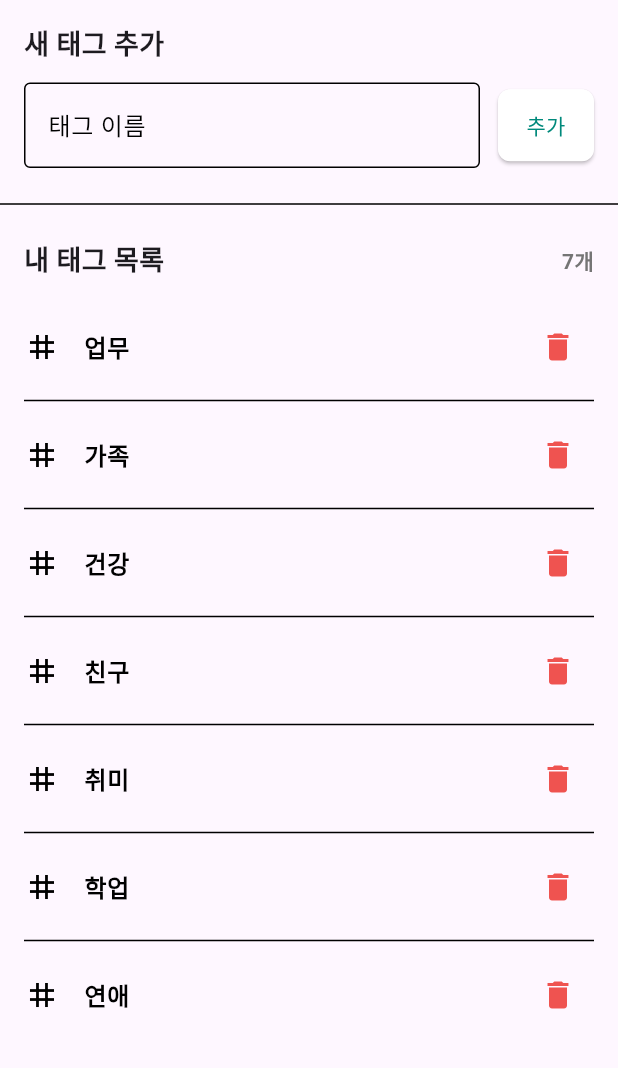
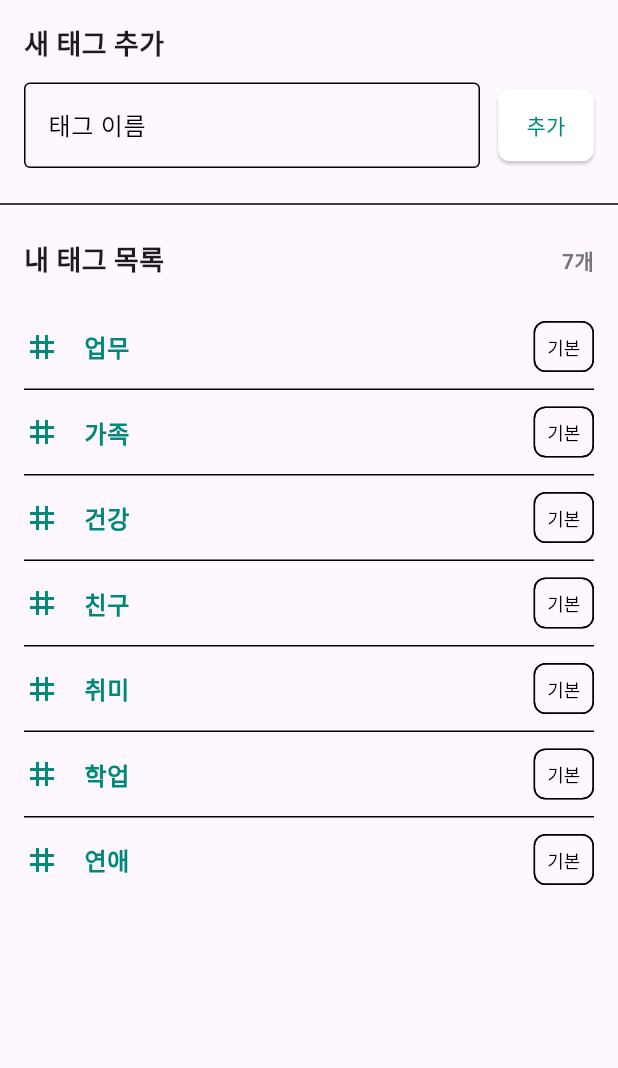
Before and after one commit to sungh7/emotion-quest, a Flutter app: the screen it shows after launch, after a tap on "태그 관리", on a phone screen of 412 x 824 dp, the part 84-1152 px from its top. Run offline on Flutter 3.47's test engine with Material 3 defaults, Android fonts, the phone set to English and light mode, and no system bars; our stand-ins replace cloud_firestore, firebase_auth, firebase_core, fl_chart, image_picker, shared_preferences and 1 more; missing offline and left inert: dart:js, dart:js_util; accounts and stored records are empty.

Commit message:
태그 기능 및 다크모드 개선

```diff
--- a/lib/main.dart
+++ b/lib/main.dart
@@ -18,6 +18,10 @@ import 'services/emotion_service.dart';
 void main() async {
   WidgetsFlutterBinding.ensureInitialized();
 
+  // 테마 서비스 초기화
+  final themeService = ThemeService();
+  await themeService.initialize();
+
   // Firebase 초기화
   bool firebaseInitialized = false;
   try {
@@ -31,41 +35,51 @@ void main() async {
     firebaseInitialized = false;
   }
 
-  runApp(MyApp(firebaseInitialized: firebaseInitialized));
+  runApp(MyApp(
+    firebaseInitialized: firebaseInitialized,
+    themeService: themeService,
+  ));
 }
 
 class MyApp extends StatelessWidget {
   final bool firebaseInitialized;
+  final ThemeService themeService;
 
-  const MyApp({Key? key, required this.firebaseInitialized}) : super(key: key);
+  const MyApp({
+    Key? key,
+    required this.firebaseInitialized,
+    required this.themeService,
+  }) : super(key: key);
 
   @override
   Widget build(BuildContext context) {
     return MultiProvider(
       providers: [
-        ChangeNotifierProvider(create: (_) => ThemeService()),
+        ChangeNotifierProvider.value(value: themeService),
         ChangeNotifierProvider(create: (_) => EmotionService()),
       ],
       child: Consumer<ThemeService>(
         builder: (context, themeService, child) {
+          final isDarkMode = themeService.isDarkMode;
+          print('현재 테마 모드: ${isDarkMode ? 'Dark' : 'Light'}');
+
           return MaterialApp(
             title: '감정 퀘스트',
             debugShowCheckedModeBanner: false,
-            theme: themeService.isDarkMode
-                ? ThemeData.dark(
+            theme: ThemeData.light(
+              useMaterial3: true,
+            ).copyWith(
+              colorScheme: ColorScheme.light(
+                primary: Colors.teal[600] ?? Colors.teal,
+                secondary: Colors.tealAccent[700] ?? Colors.tealAccent,
+              ),
+            ),
+            darkTheme: ThemeData.dark(
               useMaterial3: true,
             ).copyWith(
               colorScheme: ColorScheme.dark(
                 primary: Colors.teal[400] ?? Colors.teal,
                 secondary: Colors.tealAccent[400] ?? Colors.tealAccent,
-                    ),
-                  )
-                : ThemeData.light(
-                    useMaterial3: true,
-                  ).copyWith(
-                    colorScheme: ColorScheme.light(
-                      primary: Colors.teal[600] ?? Colors.teal,
-                      secondary: Colors.tealAccent[700] ?? Colors.tealAccent,
               ),
             ),
             themeMode: themeService.themeMode,
--- a/lib/screens/tag_management_screen.dart
+++ b/lib/screens/tag_management_screen.dart
@@ -42,7 +42,10 @@ class _TagManagementScreenState extends State<TagManagementScreen> {
         _allTags = List<String>.from(tags); // 복사본 생성
         _isLoading = false;
       });
+
+      print('태그 관리 화면에 로드된 태그: $_allTags');
     } catch (e) {
+      print('태그 로드 오류: $e');
       if (mounted) {
         ScaffoldMessenger.of(context).showSnackBar(
           SnackBar(
@@ -81,11 +84,14 @@ class _TagManagementScreenState extends State<TagManagementScreen> {
     });
 
     final emotionService = Provider.of<EmotionService>(context, listen: false);
-    await emotionService.saveCustomTags(_allTags);
+    final success = await emotionService.saveCustomTags(_allTags);
 
     if (mounted) {
       ScaffoldMessenger.of(context).showSnackBar(
-        const SnackBar(content: Text('새 태그가 추가되었습니다')),
+        SnackBar(
+          content: Text(success ? '새 태그가 추가되었습니다' : '태그 추가 중 오류가 발생했습니다'),
+          backgroundColor: success ? null : Colors.red,
+        ),
       );
     }
   }
@@ -132,8 +138,12 @@ class _TagManagementScreenState extends State<TagManagementScreen> {
     }
   }
 
+  // 빌드 메서드
   @override
   Widget build(BuildContext context) {
+    final theme = Theme.of(context);
+    final isDark = theme.brightness == Brightness.dark;
+
     return WillPopScope(
       onWillPop: () async {
         Navigator.pop(context, true); // 태그 변경 성공 여부 반환
@@ -150,7 +160,9 @@ class _TagManagementScreenState extends State<TagManagementScreen> {
         ),
         body: _isLoading
           ? const Center(child: CircularProgressIndicator())
-          : Column(
+          : RefreshIndicator(
+              onRefresh: _loadTags,
+              child: Column(
                 children: [
                   // 태그 추가 폼
                   Padding(
@@ -233,7 +245,7 @@ class _TagManagementScreenState extends State<TagManagementScreen> {
                     ),
                   ),
 
-                // 태그 목록
+                  // 기본 태그와 사용자 정의 태그 표시
                   Expanded(
                     child: _allTags.isEmpty
                       ? const Center(
@@ -249,20 +261,33 @@ class _TagManagementScreenState extends State<TagManagementScreen> {
                       : ListView.separated(
                           padding: const EdgeInsets.symmetric(horizontal: 16.0),
                           itemCount: _allTags.length,
-                        separatorBuilder: (context, index) => const Divider(),
+                          separatorBuilder: (context, index) => const Divider(height: 1),
                           itemBuilder: (context, index) {
                             final tag = _allTags[index];
+                            final emotionService = Provider.of<EmotionService>(context, listen: false);
+                            final isDefaultTag = emotionService.defaultTags.contains(tag);
+
                             return ListTile(
                               contentPadding: EdgeInsets.zero,
-                            leading: const Icon(Icons.tag),
+                              leading: Icon(
+                                Icons.tag,
+                                color: isDefaultTag ? theme.colorScheme.primary : null,
+                              ),
                               title: Text(
                                 tag,
-                              style: const TextStyle(
+                                style: TextStyle(
                                   fontWeight: FontWeight.bold,
                                   fontSize: 16,
+                                  color: isDefaultTag ? theme.colorScheme.primary : null,
                                 ),
                               ),
-                            trailing: IconButton(
+                              trailing: isDefaultTag
+                                ? const Chip(
+                                    label: Text('기본', style: TextStyle(fontSize: 12)),
+                                    padding: EdgeInsets.zero,
+                                    materialTapTargetSize: MaterialTapTargetSize.shrinkWrap,
+                                  )
+                                : IconButton(
                                     icon: const Icon(Icons.delete),
                                     onPressed: () => _deleteTag(tag),
                                     tooltip: '태그 삭제',
@@ -275,6 +300,7 @@ class _TagManagementScreenState extends State<TagManagementScreen> {
                 ],
               ),
             ),
+      ),
     );
   }
 }
--- a/lib/services/emotion_service.dart
+++ b/lib/services/emotion_service.dart
@@ -63,10 +63,18 @@ class EmotionService extends ChangeNotifier {
   // 사용자 정의 태그 목록 가져오기
   List<String> get customTags => _customTags;
 
-  // 생성자에서 사용자 정의 감정 및 태그 로드
+  // 생성자에서 비동기 초기화 메서드 호출
   EmotionService() {
-    _loadCustomEmotions();
-    _loadCustomTags();
+    _initialize();
+  }
+
+  // 비동기 초기화 메서드
+  Future<void> _initialize() async {
+    await _loadCustomEmotions();
+    await _loadCustomTags();
+    _isInitialized = true;
+    print('EmotionService 초기화 완료: 태그 ${_customTags.length}개, 감정 ${_customEmotions.length}개 로드됨');
+    notifyListeners();
   }
 
   // 사용자 정의 감정 로드
@@ -275,9 +283,11 @@ class EmotionService extends ChangeNotifier {
     }
   }
 
-  // 모든 사용된 태그 목록 가져오기
+  // 모든 태그 가져오기 (로딩 중이면 대기)
   Future<List<String>> getAllTags() async {
-    await _loadCustomTags(); // 최신 태그 목록 로드
+    if (!_isInitialized) {
+      await _loadCustomTags();
+    }
     return allTags;
   }
 
@@ -397,9 +407,10 @@ class EmotionService extends ChangeNotifier {
 
       if (tagsList != null && tagsList.isNotEmpty) {
         _customTags = tagsList;
+        print('로드된 사용자 정의 태그: $_customTags');
+      } else {
+        print('저장된 사용자 정의 태그가 없습니다');
       }
-
-      notifyListeners();
     } catch (e) {
       print('사용자 정의 태그 로드 오류: $e');
     }
@@ -410,6 +421,7 @@ class EmotionService extends ChangeNotifier {
     try {
       // 기본 태그 제외하고 사용자 정의 태그만 저장
       _customTags = tags.where((tag) => !_defaultTags.contains(tag)).toList();
+      print('저장할 사용자 정의 태그: $_customTags');
 
       final prefs = await SharedPreferences.getInstance();
       await prefs.setStringList(_customTagsKey, _customTags);
```
Also changed, not shown: lib/screens/emotion_detail_screen.dart (+29 -1 lines), 1 other file. Lines whose indentation alone changed are shown as unchanged.
